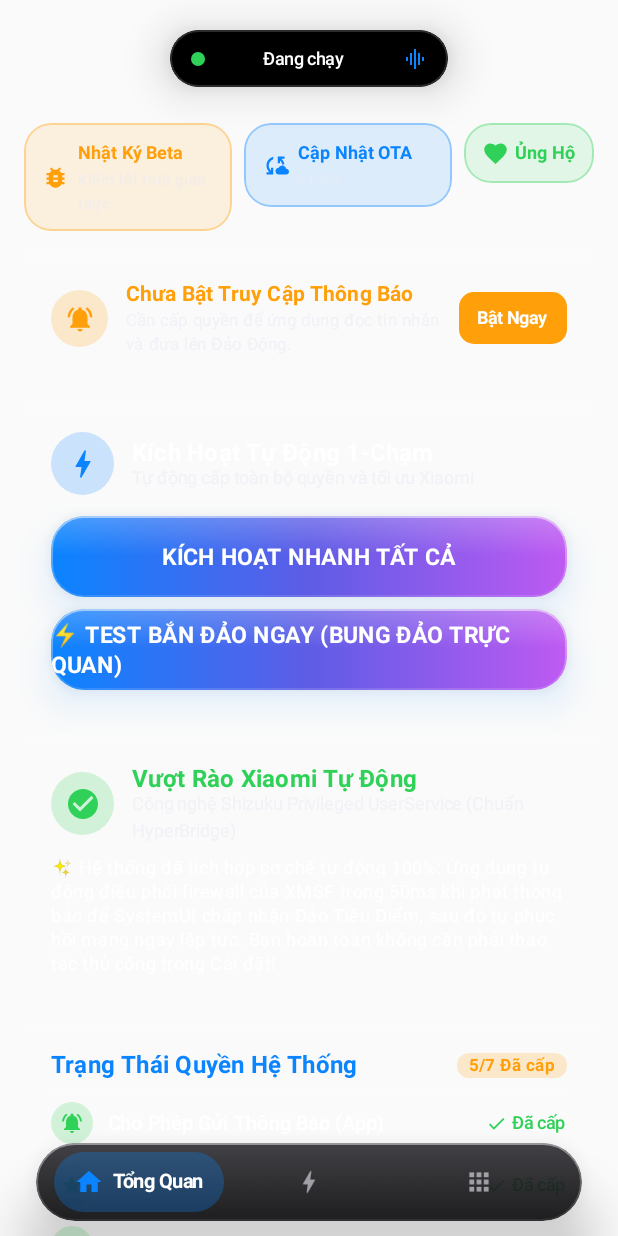
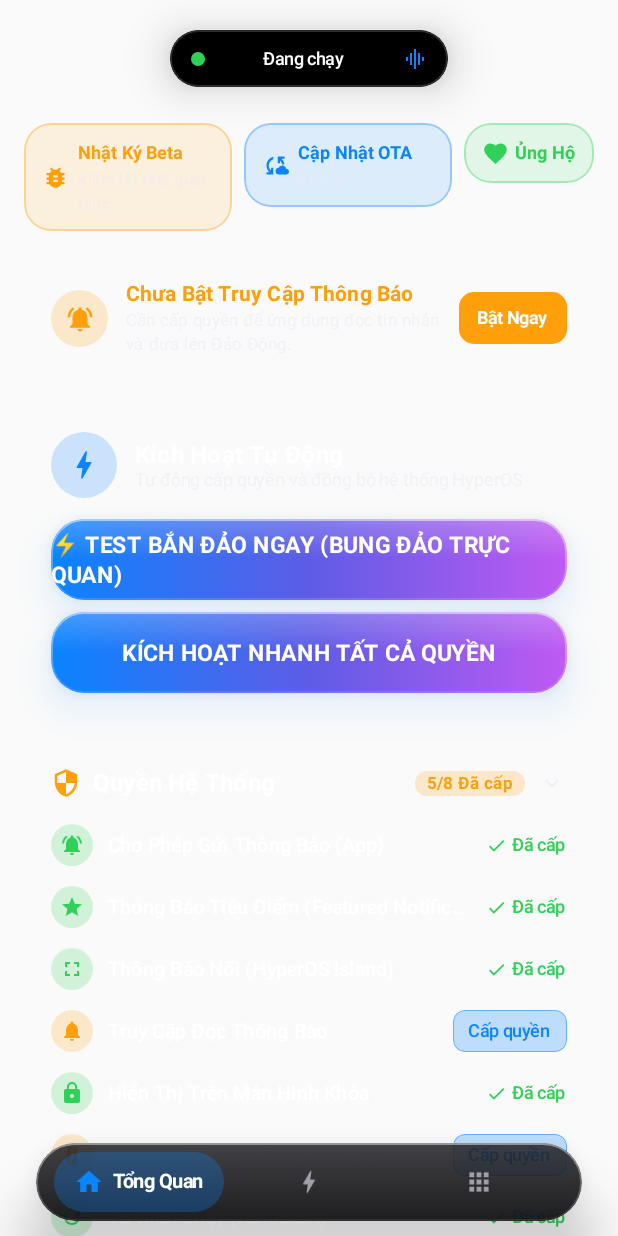
Before and after one commit to tranlocbtr99/DynamicHyper, an Android app built with Jetpack Compose: the screen it shows after launch (MainActivity), after a tap on "BẮT ĐẦU SỬ DỤNG", on a phone screen of 412 x 824 dp. Run offline under Robolectric (Android 15) with nearby library versions, the phone set to English and light mode, and no system bars; libraries missing offline, so code that uses them is left out: dev.chrisbanes.haze, rikka.shizuku; 6 statements that could not run were skipped; 1 other tap on this screen came first.

Commit message:
feat(v2.1.0): fix all notification flows, simplify UI dashboard and collapse permissions

```diff
--- a/app/build.gradle.kts
+++ b/app/build.gradle.kts
@@ -12,8 +12,8 @@ android {
         applicationId = "com.ltm.dynamichyper"
         minSdk = 33
         targetSdk = 37
-        versionCode = 46
-        versionName = "2.0.9-beta"
+        versionCode = 47
+        versionName = "2.1.0-beta"
 
         testInstrumentationRunner = "androidx.test.runner.AndroidJUnitRunner"
     }
--- a/app/src/main/java/com/ltm/dynamichyper/service/DynamicNotificationService.kt
+++ b/app/src/main/java/com/ltm/dynamichyper/service/DynamicNotificationService.kt
@@ -270,17 +270,16 @@ class DynamicNotificationService : NotificationListenerService() {
         val isMessaging = isMessagingApp(sbn)
         val isMedia = isMediaApp(sbn)
 
-        if (!isMessaging && !isMedia) return
-
-        if (isMedia && !prefs.isMediaIslandEnabled.first()) return
-        if (isMessaging && !prefs.isMessageIslandEnabled.first()) return
-
-        // 2. Kiểm tra bộ lọc thông báo từng ứng dụng do người dùng cấu hình (Blacklist Model)
+        // Kiểm tra bộ lọc thông báo từng ứng dụng do người dùng cấu hình (Blacklist Model)
         val disabledApps = prefs.disabledPackages.first()
         if (!prefs.isPackageAllowed(sbn.packageName, disabledApps)) {
             Log.d(TAG, "Notification from ${sbn.packageName} ignored by user per-app setting")
             return
         }
+
+        // Tôn trọng thiết lập bật/tắt Đảo Nhạc & Đảo Thông Báo của người dùng
+        if (isMedia && !prefs.isMediaIslandEnabled.first()) return
+        if (!isMedia && !prefs.isMessageIslandEnabled.first()) return
 
         // Chống spam bung đảo liên tục: Kiểm tra nếu tiêu đề & nội dung không đổi
         val contentKey = "$title|$text"
--- a/app/src/main/java/com/ltm/dynamichyper/ui/screens/DashboardScreen.kt
+++ b/app/src/main/java/com/ltm/dynamichyper/ui/screens/DashboardScreen.kt
@@ -189,6 +189,7 @@ private fun OverviewTabScreen(
     var showDiagnosticDialog by remember { mutableStateOf(false) }
     var updateInfoState by remember { mutableStateOf<UpdateInfo?>(null) }
     var isCheckingUpdate by remember { mutableStateOf(false) }
+    var isPermissionsExpanded by remember { mutableStateOf(false) }
 
     LaunchedEffect(isAutoStartMarked) {
         isPostNotificationGranted = PermissionHelper.isPostNotificationGranted(context)
@@ -447,7 +448,8 @@ private fun OverviewTabScreen(
             }
         }
 
-        // Nút kích hoạt nhanh tất cả
+        // Hero Status & Điều Khiển 1-Chạm (Apple Liquid Glass Clean Design)
+        val isAllReady = isShizukuReady && isNotificationAccessGranted && isPostNotificationGranted && isFloatingNotificationGranted
         LiquidGlassCard(hazeState = hazeState) {
             Row(
                 modifier = Modifier.fillMaxWidth(),
@@ -455,34 +457,52 @@ private fun OverviewTabScreen(
             ) {
                 Box(
                     modifier = Modifier
-                        .size(42.dp)
+                        .size(44.dp)
                         .clip(CircleShape)
-                        .background(if (isShizukuReady || isNotificationAccessGranted) AppleTeal.copy(alpha = 0.2f) else AppleBlue.copy(alpha = 0.2f)),
+                        .background(if (isAllReady) AppleTeal.copy(alpha = 0.2f) else AppleBlue.copy(alpha = 0.2f)),
                     contentAlignment = Alignment.Center
                 ) {
                     Icon(
-                        imageVector = if (isShizukuReady || isNotificationAccessGranted) Icons.Default.CheckCircle else Icons.Default.Bolt,
+                        imageVector = if (isAllReady) Icons.Default.CheckCircle else Icons.Default.Bolt,
                         contentDescription = null,
-                        tint = if (isShizukuReady || isNotificationAccessGranted) AppleTeal else AppleBlue
+                        tint = if (isAllReady) AppleTeal else AppleBlue,
+                        modifier = Modifier.size(24.dp)
                     )
                 }
                 Spacer(modifier = Modifier.width(12.dp))
                 Column(modifier = Modifier.weight(1f)) {
                     Text(
-                        text = "Kích Hoạt Tự Động 1-Chạm",
-                        style = Typography.titleMedium.copy(fontWeight = FontWeight.Bold)
-                    )
-                    Text(
-                        text = if (isNotificationAccessGranted && isPostNotificationGranted) "Hệ thống đang hoạt động ổn định" else "Tự động cấp toàn bộ quyền và tối ưu Xiaomi",
-                        style = Typography.bodyMedium.copy(fontSize = 12.sp, color = TextSecondary)
+                        text = if (isAllReady) "Đảo Đang Hoạt Động" else "Kích Hoạt Tự Động",
+                        style = Typography.titleMedium.copy(fontWeight = FontWeight.Bold, fontSize = 16.sp)
+                    )
+                    Text(
+                        text = if (isAllReady) "Đã tối ưu Shizuku & kết nối SystemUI thành công" else "Tự động cấp quyền và đồng bộ hệ thống HyperOS",
+                        style = Typography.bodyMedium.copy(fontSize = 12.sp, color = if (isAllReady) AppleTeal else TextSecondary)
                     )
                 }
             }
 
             Spacer(modifier = Modifier.height(14.dp))
 
+            // Nút Thử Đảo Nổi Bật Chính
             LiquidActionButton(
-                text = if (isShizukuReady) "TỰ ĐỘNG TỐI ƯU HÓA TẤT CẢ (SHIZUKU)" else "KÍCH HOẠT NHANH TẤT CẢ",
+                text = "⚡ TEST BẮN ĐẢO NGAY (BUNG ĐẢO TRỰC QUAN)",
+                onClick = {
+                    if (ShizukuEngine.isShizukuAvailable() && ShizukuEngine.hasShizukuPermission()) {
+                        ShizukuEngine.applyXmsfBypass(context)
+                    }
+                    IdleIslandManager.resetCache()
+                    IdleIslandManager.showIdleIsland(context, idleIslandWidth, force = true)
+                    FocusProtocolHelper.sendVisualTestIsland(context)
+                    Toast.makeText(context, "Đang bung Đảo Động Test lên camera notch (4s)...", Toast.LENGTH_SHORT).show()
+                }
+            )
+
+            // Nút phụ Kích hoạt / Tối ưu hóa (Hiển thị tinh tế dạng nút Outline khi cần thiết)
+            if (!isAllReady || !isShizukuReady) {
+                Spacer(modifier = Modifier.height(8.dp))
+                LiquidActionButton(
+                    text = if (isShizukuReady) "TỰ ĐỘNG TỐI ƯU HÓA HỆ THỐNG (SHIZUKU)" else "KÍCH HOẠT NHANH TẤT CẢ QUYỀN",
                     onClick = {
                         if (ShizukuEngine.isShizukuAvailable()) {
                             if (!ShizukuEngine.hasShizukuPermission()) {
@@ -491,7 +511,6 @@ private fun OverviewTabScreen(
                                 val success = ShizukuEngine.applyOneTouchOptimizations(context)
                                 PermissionHelper.setMiuiFloatingNotificationEnabled(context.packageName, true)
                                 isShizukuReady = true
-                            // Đọc lại trạng thái THẬT sau khi Shizuku áp dụng, không ép cứng true
                                 isNotificationAccessGranted = PermissionHelper.isNotificationAccessGranted(context)
                                 isPostNotificationGranted = PermissionHelper.isPostNotificationGranted(context)
                                 isFloatingNotificationGranted = PermissionHelper.isFloatingNotificationAllowed(context)
@@ -516,95 +535,64 @@ private fun OverviewTabScreen(
                         }
                     }
                 )
-
-            Spacer(modifier = Modifier.height(8.dp))
-
-            LiquidActionButton(
-                text = "⚡ TEST BẮN ĐẢO NGAY (BUNG ĐẢO TRỰC QUAN)",
-                onClick = {
-                    if (ShizukuEngine.isShizukuAvailable()) {
-                        if (!ShizukuEngine.hasShizukuPermission()) {
-                            ShizukuEngine.requestShizukuPermission()
-                        } else {
-                            ShizukuEngine.applyXmsfBypass(context)
-                        }
-                    }
-                    IdleIslandManager.resetCache()
-                    IdleIslandManager.showIdleIsland(context, idleIslandWidth, force = true)
-                    FocusProtocolHelper.sendVisualTestIsland(context)
-                    Toast.makeText(context, "Đang bung Đảo Động Test lên camera notch (4s)...", Toast.LENGTH_SHORT).show()
-                }
-            )
-        }
-
-        // Card Tự Động Vượt Rào Xiaomi XMSF (Chuẩn HyperBridge)
+            }
+        }
+
+        // Quyền hệ thống (Sleek Collapsible Panel)
         LiquidGlassCard(hazeState = hazeState) {
             Row(
-                modifier = Modifier.fillMaxWidth(),
-                verticalAlignment = Alignment.CenterVertically
-            ) {
-                Box(
-                    modifier = Modifier
-                        .size(42.dp)
-                        .clip(CircleShape)
-                        .background(AppleTeal.copy(alpha = 0.2f)),
-                    contentAlignment = Alignment.Center
-                ) {
-                    Icon(
-                        imageVector = Icons.Default.CheckCircle,
-                        contentDescription = null,
-                        tint = AppleTeal
-                    )
-                }
-                Spacer(modifier = Modifier.width(12.dp))
-                Column(modifier = Modifier.weight(1f)) {
-                    Text(
-                        text = "Vượt Rào Xiaomi Tự Động",
-                        style = Typography.titleMedium.copy(fontWeight = FontWeight.Bold, color = AppleTeal)
-                    )
-                    Text(
-                        text = "Công nghệ Shizuku Privileged UserService (Chuẩn HyperBridge)",
-                        style = Typography.bodyMedium.copy(fontSize = 12.sp, color = TextSecondary)
-                    )
-                }
-            }
-
-            Spacer(modifier = Modifier.height(10.dp))
-
-            Text(
-                text = "✨ Hệ thống đã tích hợp cơ chế tự động 100%: Ứng dụng tự động điều phối firewall của XMSF trong 50ms khi phát thông báo để SystemUI chấp nhận Đảo Tiêu Điểm, sau đó tự phục hồi mạng ngay lập tức. Bạn hoàn toàn không cần phải thao tác thủ công trong Cài đặt!",
-                style = Typography.bodySmall.copy(fontSize = 12.sp, color = TextPrimary)
-            )
-        }
-
-        // Quyền hệ thống (Compact)
-        LiquidGlassCard(hazeState = hazeState) {
-            Row(
-                modifier = Modifier.fillMaxWidth(),
+                modifier = Modifier
+                    .fillMaxWidth()
+                    .clickable { isPermissionsExpanded = !isPermissionsExpanded },
                 horizontalArrangement = Arrangement.SpaceBetween,
                 verticalAlignment = Alignment.CenterVertically
             ) {
-                Text(
-                    text = "Trạng Thái Quyền Hệ Thống",
-                    style = Typography.titleMedium.copy(fontWeight = FontWeight.Bold, color = AppleBlue)
-                )
+                Row(verticalAlignment = Alignment.CenterVertically) {
+                    Icon(
+                        imageVector = if (grantedCount >= 7) Icons.Default.CheckCircle else Icons.Default.Security,
+                        contentDescription = null,
+                        tint = if (grantedCount >= 7) AppleTeal else AppleOrange,
+                        modifier = Modifier.size(20.dp)
+                    )
+                    Spacer(modifier = Modifier.width(8.dp))
+                    Text(
+                        text = "Quyền Hệ Thống",
+                        style = Typography.titleMedium.copy(fontWeight = FontWeight.Bold, color = TextPrimary)
+                    )
+                }
+
+                Row(verticalAlignment = Alignment.CenterVertically) {
                     Box(
                         modifier = Modifier
                             .clip(RoundedCornerShape(8.dp))
-                        .background(if (grantedCount == 7) AppleTeal.copy(alpha = 0.2f) else AppleOrange.copy(alpha = 0.2f))
+                            .background(if (grantedCount >= 7) AppleTeal.copy(alpha = 0.2f) else AppleOrange.copy(alpha = 0.2f))
                             .padding(horizontal = 8.dp, vertical = 2.dp)
                     ) {
                         Text(
-                        text = if (grantedCount == 7) "Hoàn hảo 7/7" else "$grantedCount/7 Đã cấp",
+                            text = if (grantedCount >= 7) "Hoàn hảo $grantedCount/8" else "$grantedCount/8 Đã cấp",
                             style = Typography.labelSmall.copy(
-                            color = if (grantedCount == 7) AppleTeal else AppleOrange,
+                                color = if (grantedCount >= 7) AppleTeal else AppleOrange,
                                 fontWeight = FontWeight.Bold
                             )
                         )
                     }
-            }
-
-            Spacer(modifier = Modifier.height(8.dp))
+                    Spacer(modifier = Modifier.width(8.dp))
+                    Icon(
+                        imageVector = if (isPermissionsExpanded) Icons.Default.KeyboardArrowUp else Icons.Default.KeyboardArrowDown,
+                        contentDescription = "Mở rộng quyền",
+                        tint = TextSecondary,
+                        modifier = Modifier.size(20.dp)
+                    )
+                }
+            }
+
+            AnimatedVisibility(
+                visible = isPermissionsExpanded || grantedCount < 7,
+                enter = expandVertically() + fadeIn(),
+                exit = shrinkVertically() + fadeOut()
+            ) {
+                Column {
+                    Spacer(modifier = Modifier.height(10.dp))
                     HorizontalDivider(color = GlassBorderSubtle)
 
                     CompactPermissionItem(
@@ -697,7 +685,6 @@ private fun OverviewTabScreen(
                         isGranted = isAutoStartGranted,
                         onActionClick = {
                             scope.launch { prefs.setAutoStartMarked(true) }
-                    // Không ép isAutoStartGranted = true: người dùng vẫn phải vào Cài đặt và bật tay
                             PermissionHelper.openMiuiAutoStartSettings(context)
                         }
                     )
@@ -710,6 +697,8 @@ private fun OverviewTabScreen(
                         isGranted = isInstallGranted,
                         onActionClick = { PermissionHelper.openInstallPermissionSettings(context) }
                     )
+                }
+            }
         }
 
         // Đảo Chờ 24/7 & Căn Chỉnh Nốt Ruồi Camera
@@ -956,7 +945,7 @@ private fun OverviewTabScreen(
                         style = Typography.titleMedium.copy(fontWeight = FontWeight.Bold)
                     )
                     Text(
-                        text = "Phiên bản v1.5.0 • Liquid Glass Edition",
+                        text = "Phiên bản $currentVersion • Liquid Glass",
                         style = Typography.bodyMedium.copy(fontSize = 12.sp, color = AppleTeal)
                     )
                 }
@@ -968,9 +957,8 @@ private fun OverviewTabScreen(
 
             Text(
                 text = "• Thiết kế & Phát triển: Tran Minh Loc (LTM)\n" +
-                        "• Kiến trúc: HyperIsland Core Protocol & LTMori Multi-Task Shield\n" +
-                        "• Nền tảng: Xiaomi HyperOS 3 & 4 / Android 15 - 17\n" +
-                        "• Tương thích: Toàn bộ thiết bị Xiaomi, Redmi, POCO",
+                        "• Kiến trúc: HyperIsland Core Protocol & Shizuku Privileged Engine\n" +
+                        "• Tương thích: Toàn bộ thiết bị Xiaomi, Redmi, POCO (HyperOS 1, 2, 3)",
                 style = Typography.bodyMedium.copy(fontSize = 12.sp, color = TextSecondary, lineHeight = 20.sp)
             )
 
```
Lines whose indentation alone changed are shown as unchanged.
